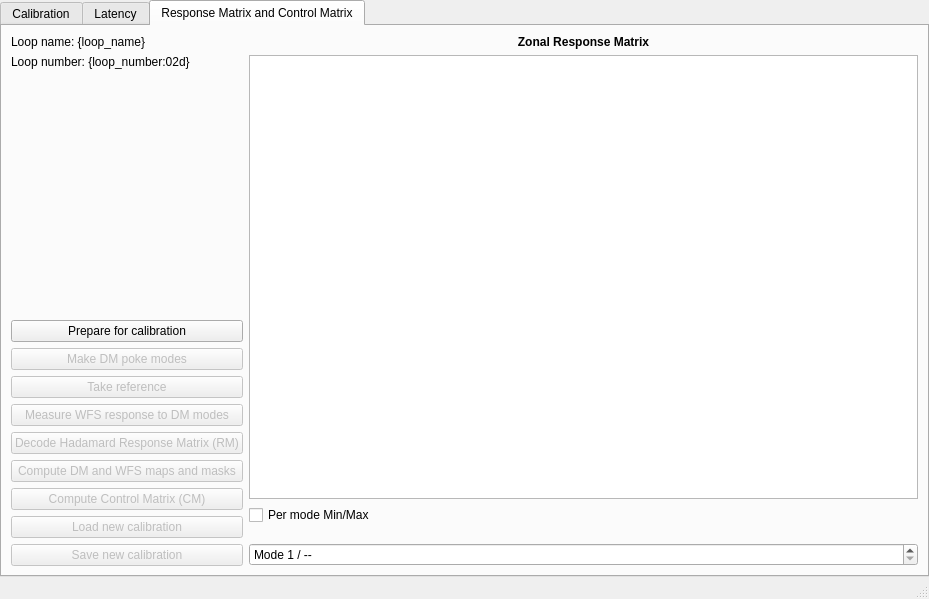
First picture: the form in guis/ui/calibration.ui, repository janis-hag/kalao-ics, before the edit.
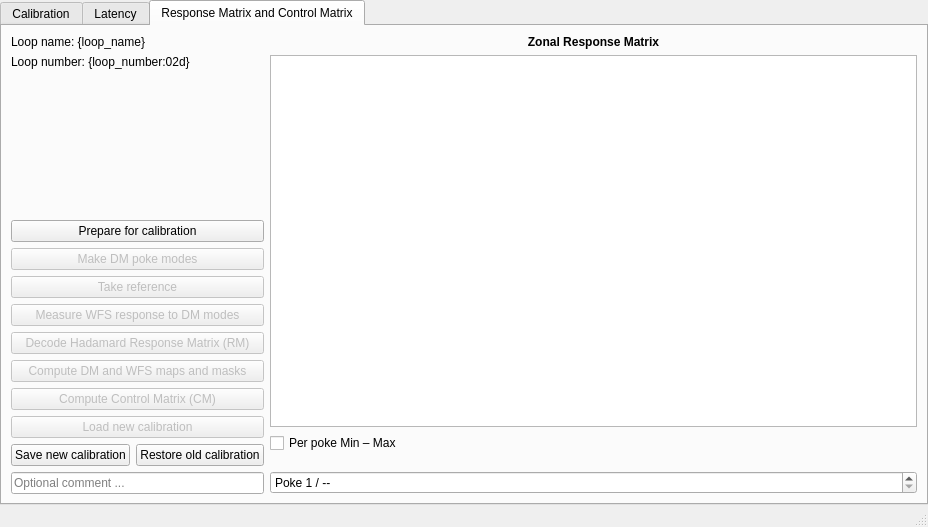
Second picture: the form after the edit. The open tabs and pages were chosen to show the change. Custom widgets are drawn as their Qt base class.

```diff
--- a/guis/ui/calibration.ui
+++ b/guis/ui/calibration.ui
@@ -6,8 +6,8 @@
    <rect>
     <x>0</x>
     <y>0</y>
-    <width>929</width>
-    <height>599</height>
+    <width>928</width>
+    <height>527</height>
    </rect>
   </property>
   <property name="windowTitle">
@@ -335,7 +335,7 @@
            <string> / --</string>
           </property>
           <property name="prefix">
-           <string>Mode </string>
+           <string>Poke </string>
           </property>
           <property name="minimum">
            <number>1</number>
@@ -452,13 +452,45 @@
            </widget>
           </item>
           <item>
-           <widget class="QPushButton" name="RMCM_save_button">
-            <property name="enabled">
-             <bool>false</bool>
+           <widget class="QFrame" name="RMCM_save_frame">
+            <property name="frameShape">
+             <enum>QFrame::NoFrame</enum>
             </property>
-            <property name="text">
-             <string>Save new calibration</string>
-            </property>
+            <layout class="QGridLayout" name="gridLayout_7">
+             <property name="leftMargin">
+              <number>0</number>
+             </property>
+             <property name="topMargin">
+              <number>0</number>
+             </property>
+             <property name="rightMargin">
+              <number>0</number>
+             </property>
+             <property name="bottomMargin">
+              <number>0</number>
+             </property>
+             <item row="0" column="1">
+              <widget class="QPushButton" name="RMCM_restore_button">
+               <property name="text">
+                <string>Restore old calibration</string>
+               </property>
+              </widget>
+             </item>
+             <item row="0" column="0">
+              <widget class="QPushButton" name="RMCM_save_button">
+               <property name="text">
+                <string>Save new calibration</string>
+               </property>
+              </widget>
+             </item>
+             <item row="1" column="0" colspan="2">
+              <widget class="QLineEdit" name="RMCM_comment_lineedit">
+               <property name="placeholderText">
+                <string>Optional comment ...</string>
+               </property>
+              </widget>
+             </item>
+            </layout>
            </widget>
           </item>
          </layout>
@@ -466,7 +498,7 @@
         <item row="2" column="1">
          <widget class="QCheckBox" name="RMCM_minmax_checkbox">
           <property name="text">
-           <string>Per mode Min/Max</string>
+           <string>Per poke Min – Max</string>
           </property>
          </widget>
         </item>
```
Left out of the diff: 6 changed lines with no effect on the pictures.
